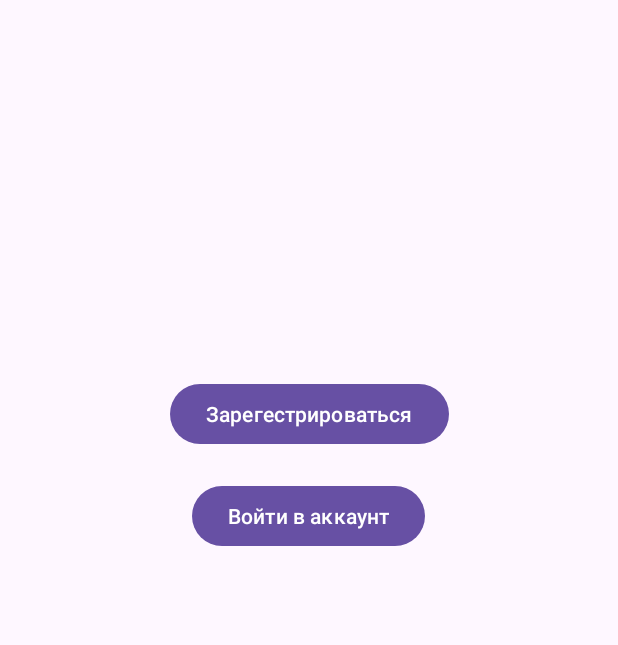
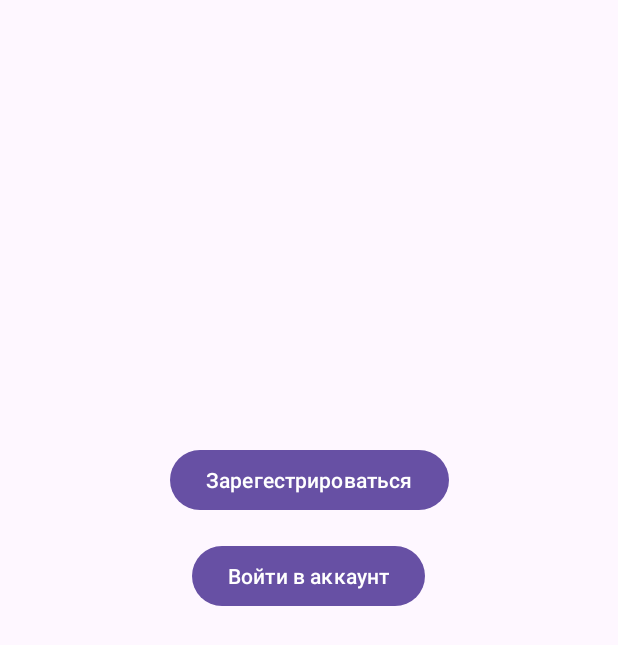
Before and after one commit to NikitinTimofey/TestAndroid, an Android app: the screen it shows after launch (MainActivity), on a phone screen of 412 x 824 dp. Shown: the top 645 px of the screen. Run offline under Robolectric (Android 15) with nearby library versions, the phone set to English and light mode, and no system bars.

Commit message:
final version

```diff
--- a/app/src/main/java/com/example/registrationpage/MoreActivity.kt
+++ b/app/src/main/java/com/example/registrationpage/MoreActivity.kt
@@ -61,7 +61,7 @@ class MoreActivity : AppCompatActivity() {
                         id = document.id.hashCode(),
                         imageUrl = document.getString("imageBase64") ?: "",
                         brand = document.getString("brand") ?: "Unknown",
-                        contactInfo = document.getString("description") ?: "No description",
+                        contactInfo = document.getString("contactInfo") ?: "No contact info",
                         price = document.getLong("price")?.toInt() ?: 0,
                         year = document.getLong("year")?.toInt() ?: 0,
                         transmission = document.getString("transmission") ?: "Unknown",
--- a/app/src/main/res/layout/activity_main.xml
+++ b/app/src/main/res/layout/activity_main.xml
@@ -8,23 +8,23 @@
     tools:context=".MainActivity">
 
     <Button
+        android:id="@+id/main_link_to_reg"
+        android:layout_width="wrap_content"
+        android:layout_height="wrap_content"
+        android:layout_marginTop="296dp"
+        android:text="Зарегестрироваться"
+        app:layout_constraintEnd_toEndOf="parent"
+        app:layout_constraintStart_toStartOf="parent"
+        app:layout_constraintTop_toTopOf="parent" />
+
+    <Button
         android:id="@+id/main_link_to_auth"
         android:layout_width="wrap_content"
         android:layout_height="wrap_content"
-        android:layout_marginTop="20dp"
+        android:layout_marginTop="16dp"
         android:text="Войти в аккаунт"
         app:layout_constraintEnd_toEndOf="parent"
         app:layout_constraintHorizontal_bias="0.498"
         app:layout_constraintStart_toStartOf="parent"
         app:layout_constraintTop_toBottomOf="@+id/main_link_to_reg" />
-
-    <Button
-        android:id="@+id/main_link_to_reg"
-        android:layout_width="wrap_content"
-        android:layout_height="wrap_content"
-        android:layout_marginTop="252dp"
-        android:text="Зарегестрироваться"
-        app:layout_constraintEnd_toEndOf="parent"
-        app:layout_constraintStart_toStartOf="parent"
-        app:layout_constraintTop_toTopOf="parent" />
 </androidx.constraintlayout.widget.ConstraintLayout>
--- a/app/src/main/res/layout/item_in_list.xml
+++ b/app/src/main/res/layout/item_in_list.xml
@@ -57,9 +57,10 @@
 
         <Button
             android:id="@+id/button_delete"
-            android:layout_width="200dp"
+            android:layout_width="wrap_content"
+            android:layout_height="48dp"
             android:layout_gravity="center"
+            android:layout_marginHorizontal="10dp"
             android:backgroundTint="#7361CE"
-            android:layout_height="wrap_content"
             android:text="Удалить" />
 </LinearLayout>
```
Also changed, not shown: app/src/main/res/layout/item_user_list.xml (+0 -7 lines).
